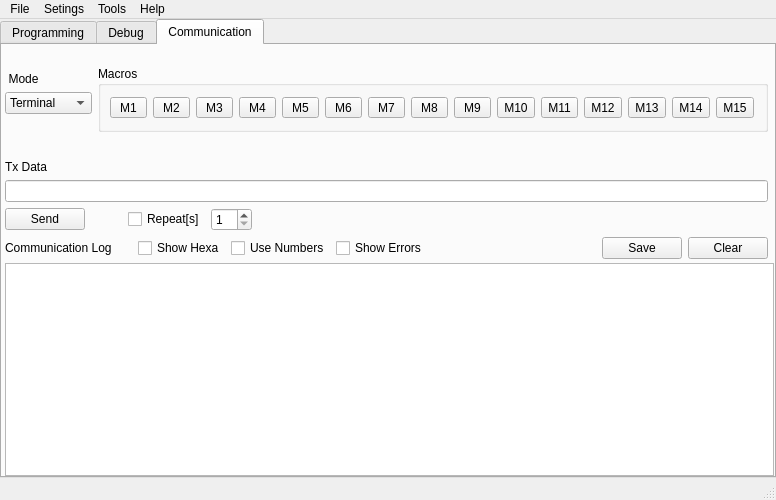
The window that IDE/iqrf_ide/mainwindow.ui (nandra/IDE) describes before a commit, drawn with Qt 5.
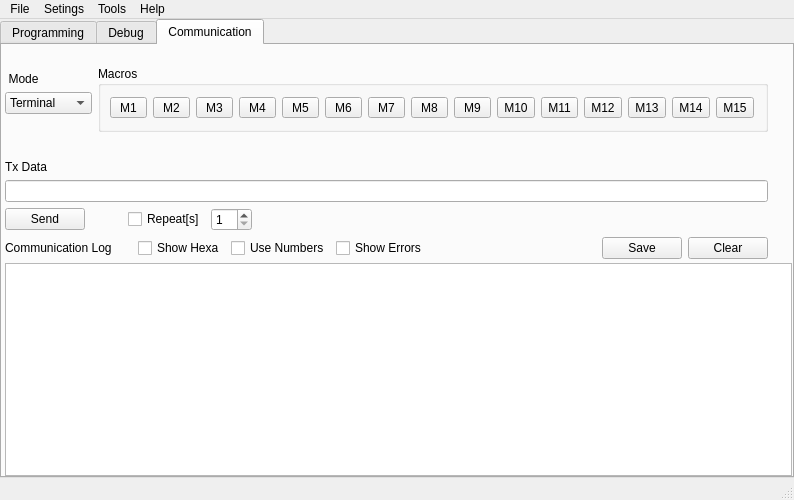
The same window after the commit. The open tabs and pages were chosen to show the change. Icons and pictures are not drawn.

Commit message: Add macro tooltips.

```diff
--- a/IDE/iqrf_ide/mainwindow.ui
+++ b/IDE/iqrf_ide/mainwindow.ui
@@ -6,7 +6,7 @@
    <rect>
     <x>0</x>
     <y>0</y>
-    <width>752</width>
+    <width>794</width>
     <height>500</height>
    </rect>
   </property>
@@ -3099,8 +3099,8 @@
     <rect>
      <x>0</x>
      <y>0</y>
-     <width>752</width>
-     <height>20</height>
+     <width>794</width>
+     <height>26</height>
     </rect>
    </property>
    <widget class="QMenu" name="menuSetings">
```
Left out of the diff: 119 changed lines with no effect on the pictures.
